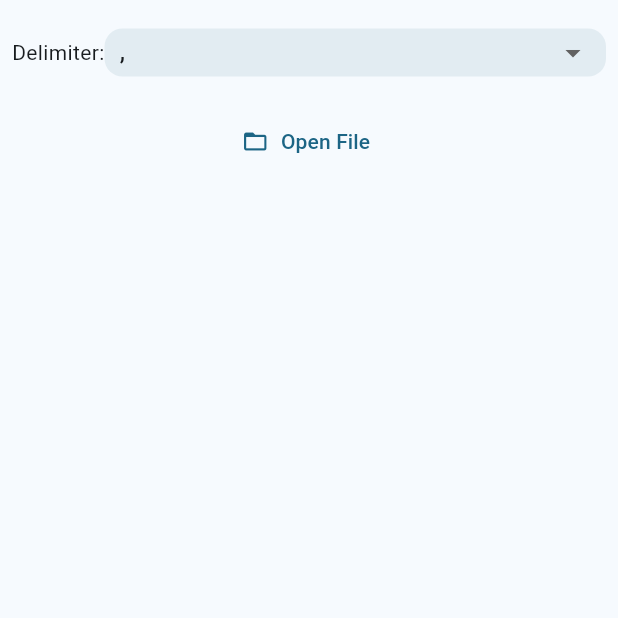
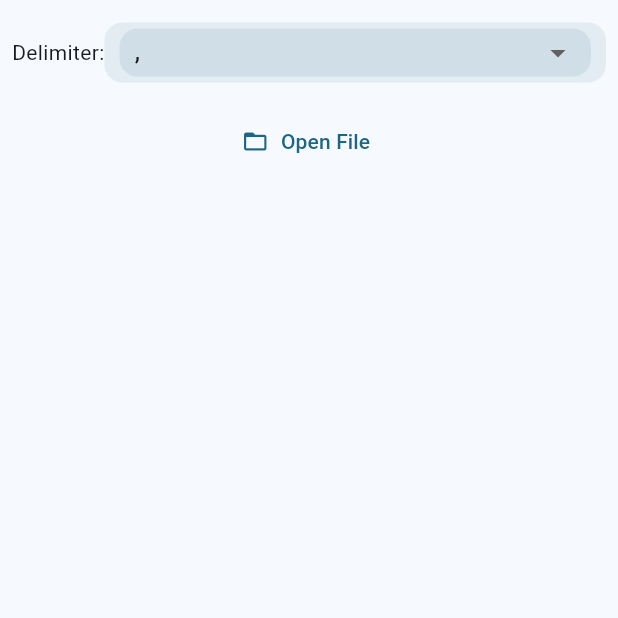
Before and after one commit to igorfs10/fluru_tools, a Flutter app: the CsvVisualizerPage screen opened directly, on a phone screen of 412 x 824 dp, the top half of it. Run offline on Flutter 3.47's test engine with Material 3 defaults, Android fonts, the phone set to English and light mode, and no system bars; our stand-ins replace csv, file_picker, package_info_plus, web, yaml; network calls fail.

Commit message:
Refactor layout and improve code structure in multiple pages for enhanced readability and maintainability

```diff
--- a/lib/main.dart
+++ b/lib/main.dart
@@ -124,7 +124,7 @@ class _MyHomePageState extends State<MyHomePage> {
         ),
         drawer: Drawer(
           child: ListView(
-            padding: EdgeInsets.zero,
+            padding: const EdgeInsets.all(0),
             children: [
               SizedBox(
                 height: 65,
--- a/lib/pages/base64_page.dart
+++ b/lib/pages/base64_page.dart
@@ -102,18 +102,12 @@ class _Base64PageState extends State<Base64Page> {
               ),
             ),
             Expanded(
-              child: Row(
-                children: [
-                  Expanded(
               child: Padding(
                 padding: const EdgeInsets.all(8.0),
                 child: buildTextField(
                   controller: _outputCtrl,
                   readOnly: true,
                 ),
-                    ),
-                  ),
-                ],
               ),
             ),
             SizedBox(
--- a/lib/pages/csv_visualizer_page.dart
+++ b/lib/pages/csv_visualizer_page.dart
@@ -1,6 +1,7 @@
 import 'dart:math' as math;
 import 'package:file_picker/file_picker.dart';
 import 'package:fluru_tools/custom_alert_dialog.dart';
+import 'package:fluru_tools/custom_widgets.dart';
 import 'package:fluru_tools/l10n/app_localizations.dart';
 import 'package:fluru_tools/services/csv_loader.dart';
 import 'package:flutter/material.dart';
@@ -75,22 +76,19 @@ class _CsvVisualizerPageState extends State<CsvVisualizerPage> {
                           horizontal: 10,
                           vertical: 4,
                         ),
-                        child: DropdownButtonHideUnderline(
-                          child: DropdownButton(
-                            isExpanded: true,
-                            isDense: true,
-                            value: _delimiterIndex,
-                            items: const [
-                              DropdownMenuItem(value: 0, child: Text(',')),
-                              DropdownMenuItem(value: 1, child: Text(';')),
-                              DropdownMenuItem(value: 2, child: Text('|')),
+                        child: buildFormatDropdown(
+                          context,
+                          _delimiterIndex,
+                          [
+                            const DropdownMenuItem(value: 0, child: Text(',')),
+                            const DropdownMenuItem(value: 1, child: Text(';')),
+                            const DropdownMenuItem(value: 2, child: Text('|')),
                           ],
-                            onChanged: (v) {
+                          (v) {
                             if (v != null) {
                               setState(() => _delimiterIndex = v);
                             }
                           },
-                          ),
                         ),
                       ),
                     ),
@@ -158,23 +156,27 @@ class _CsvPaginatedTableState extends State<_CsvPaginatedTable> {
   int _rowsPerPage = 10;
   final ScrollController _vController = ScrollController();
 
+  int _getMaxColumns(List<List<String>> rows) =>
+      rows.map((r) => r.length).fold<int>(0, (p, c) => c > p ? c : p);
+
   @override
   void initState() {
     super.initState();
-    _maxColumns = widget.rows
-        .map((r) => r.length)
-        .fold<int>(0, (p, c) => c > p ? c : p);
+    _maxColumns = _getMaxColumns(widget.rows);
+    setState(() {
       _source = _CsvDataSource(widget.rows, _maxColumns);
+    });
   }
 
   @override
   void didUpdateWidget(covariant _CsvPaginatedTable oldWidget) {
     super.didUpdateWidget(oldWidget);
     if (!identical(oldWidget.rows, widget.rows)) {
-      _maxColumns = widget.rows
-          .map((r) => r.length)
-          .fold<int>(0, (p, c) => c > p ? c : p);
+      _maxColumns = _getMaxColumns(widget.rows);
+
+      setState(() {
         _source = _CsvDataSource(widget.rows, _maxColumns);
+      });
     }
   }
 
--- a/lib/pages/file_verifier_page.dart
+++ b/lib/pages/file_verifier_page.dart
@@ -115,9 +115,6 @@ class _FileVerifierPageState extends State<FileVerifierPage> {
               ),
             ),
             Expanded(
-              child: Row(
-                children: [
-                  Expanded(
               child: Padding(
                 padding: const EdgeInsets.all(8.0),
                 child: buildTextField(
@@ -129,9 +126,6 @@ class _FileVerifierPageState extends State<FileVerifierPage> {
           ],
         ),
       ),
-          ],
-        ),
-      ),
     );
   }
 }
```
Also changed, not shown: lib/pages/format_converter_page.dart (+9 -36 lines). Lines whose indentation alone changed are shown as unchanged.
